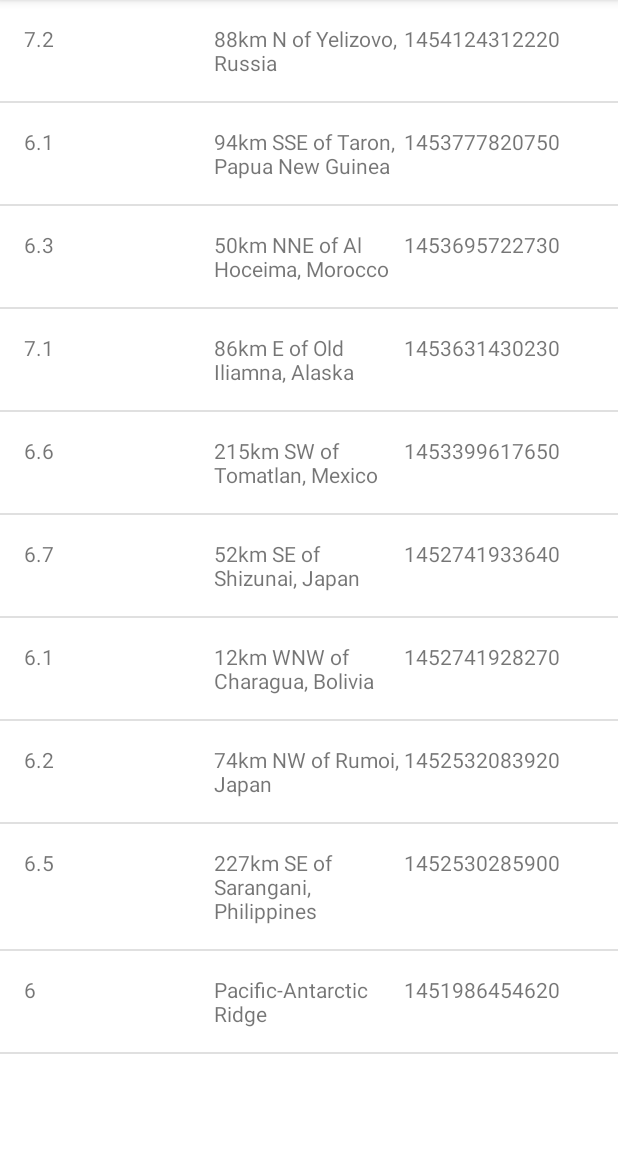
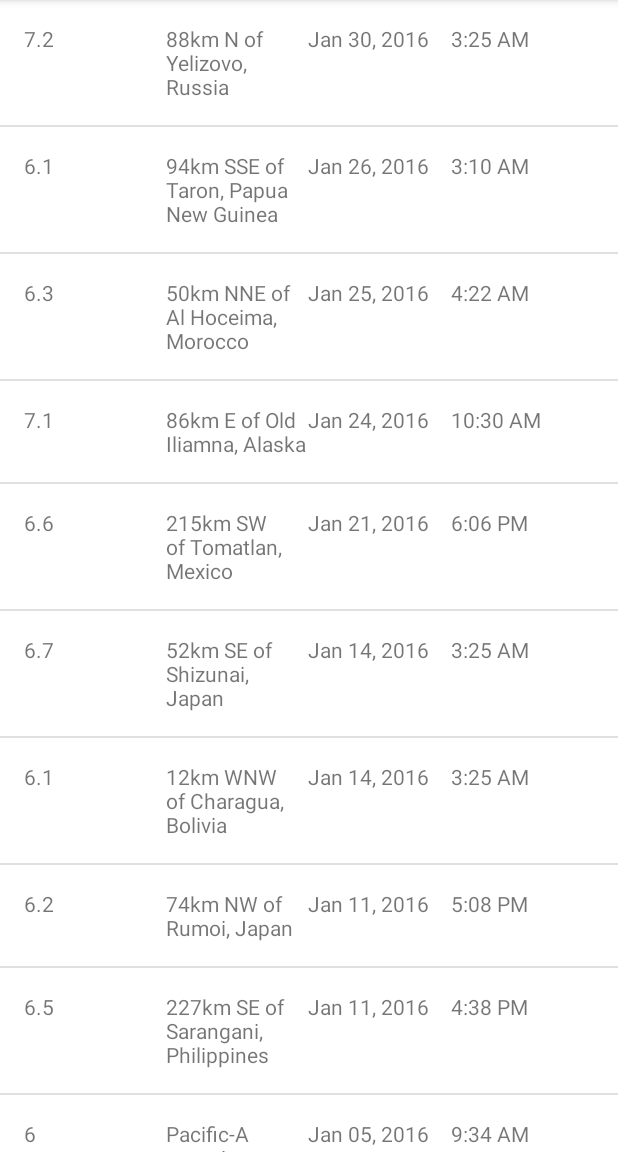
Before and after one commit to md-bd/AndroidStudioBasicProjects, an Android app: the screen it shows after launch (EarthquakeActivity), on a phone screen of 412 x 824 dp, the part 84-1236 px from its top. Run offline under Robolectric (Android 15) with nearby library versions, the phone set to English and light mode, and no system bars.

Commit message:
display time and date added

```diff
--- a/quakereport/app/src/main/java/com/example/android/quakereport/Earthquake.java
+++ b/quakereport/app/src/main/java/com/example/android/quakereport/Earthquake.java
@@ -8,12 +8,23 @@ public class Earthquake {
     private String mLocation;
 
     // date
-    private String mDate;
+    // private String mDate;
 
-    public Earthquake(String magnitude, String location, String date){
+    /** Time of the earthquake */
+    private long mTimeInMilliseconds;
+
+    /**
+     * Constructs a new {@link Earthquake} object.
+     *
+     * @param magnitude is the magnitude (size) of the earthquake
+     * @param location is the city location of the earthquake
+     * @param timeInMilliseconds is the time in milliseconds (from the Epoch) when the
+     *  earthquake happened
+     */
+    public Earthquake(String magnitude, String location, long timeInMilliseconds) {
         mMagnitude = magnitude;
         mLocation = location;
-        mDate = date;
+        mTimeInMilliseconds = timeInMilliseconds;
     }
 
     public String getMagnitude() {
@@ -24,10 +35,16 @@ public class Earthquake {
         return mLocation;
     }
 
-    public String getDate() {
-        return mDate;
+//    public String getDate() {
+//        return mDate;
+//    }
+
+    /**
+     * Returns the time of the earthquake.
+     */
+    public long getTimeInMilliseconds() {
+        return mTimeInMilliseconds;
     }
 
 
-
 }
--- a/quakereport/app/src/main/java/com/example/android/quakereport/EarthquakeAdapter.java
+++ b/quakereport/app/src/main/java/com/example/android/quakereport/EarthquakeAdapter.java
@@ -11,6 +11,11 @@ import androidx.annotation.NonNull;
 import androidx.annotation.Nullable;
 
 import java.util.ArrayList;
+
+import java.text.SimpleDateFormat;
+import java.util.Date;
+
+
 
 public class EarthquakeAdapter extends ArrayAdapter<Earthquake> {
 
@@ -39,10 +44,44 @@ public class EarthquakeAdapter extends ArrayAdapter<Earthquake> {
         TextView locationView = (TextView) listItemView.findViewById(R.id.location);
         locationView.setText(currentEarthquake.getLocation());
 
+//        TextView dateView = (TextView) listItemView.findViewById(R.id.date);
+//        dateView.setText(currentEarthquake.getDate());
+
+        // Create a new Date object from the time in milliseconds of the earthquake
+        Date dateObject = new Date(currentEarthquake.getTimeInMilliseconds());
+
+        // Find the TextView with view ID date
         TextView dateView = (TextView) listItemView.findViewById(R.id.date);
-        dateView.setText(currentEarthquake.getDate());
+        // Format the date string (i.e. "Mar 3, 1984")
+        String formattedDate = formatDate(dateObject);
+        // Display the date of the current earthquake in that TextView
+        dateView.setText(formattedDate);
+
+        // Find the TextView with view ID time
+        TextView timeView = (TextView) listItemView.findViewById(R.id.time);
+        // Format the time string (i.e. "4:30PM")
+        String formattedTime = formatTime(dateObject);
+        // Display the time of the current earthquake in that TextView
+        timeView.setText(formattedTime);
 
         return listItemView;
 
     }
+
+    /**
+     * Return the formatted date string (i.e. "Mar 3, 1984") from a Date object.
+     */
+    private String formatDate(Date dateObject) {
+        SimpleDateFormat dateFormat = new SimpleDateFormat("LLL dd, yyyy");
+        return dateFormat.format(dateObject);
+    }
+
+    /**
+     * Return the formatted date string (i.e. "4:30 PM") from a Date object.
+     */
+    private String formatTime(Date dateObject) {
+        SimpleDateFormat timeFormat = new SimpleDateFormat("h:mm a");
+        return timeFormat.format(dateObject);
+    }
+
 }
--- a/quakereport/app/src/main/java/com/example/android/quakereport/QueryUtils.java
+++ b/quakereport/app/src/main/java/com/example/android/quakereport/QueryUtils.java
@@ -7,6 +7,8 @@ import org.json.JSONException;
 import org.json.JSONObject;
 
 import java.util.ArrayList;
+
+
 
 /**
  * Helper methods related to requesting and receiving earthquake data from USGS.
@@ -59,9 +61,14 @@ public final class QueryUtils {
 
                 String magnitude = properties.getString("mag");
                 String location = properties.getString("place");
-                String time = properties.getString("time");
+                // String time = properties.getString("time");
+                long timeInMilliseconds = properties.getLong("time");
+//                Date dateObject = new Date(timeInMilliseconds);
+//
+//                SimpleDateFormat dateFormatter = new SimpleDateFormat("yyyy-MM-dd HH:mm:ss");
+//                String dateToDisplay = dateFormatter.format(dateObject);
 
-                Earthquake earthquake = new Earthquake(magnitude, location, time);
+                Earthquake earthquake = new Earthquake(magnitude, location, timeInMilliseconds);
                 earthquakes.add(earthquake);
             }
 
--- a/quakereport/app/src/main/res/layout/earthquake_list_item.xml
+++ b/quakereport/app/src/main/res/layout/earthquake_list_item.xml
@@ -28,5 +28,12 @@
         android:layout_weight="1"
         tools:text="Mar 6, 2010"/>
 
+    <TextView
+        android:id="@+id/time"
+        android:layout_width="0dp"
+        android:layout_height="wrap_content"
+        android:layout_weight="1"
+        tools:text="3:00 PM" />
+
 
 </LinearLayout>
```
